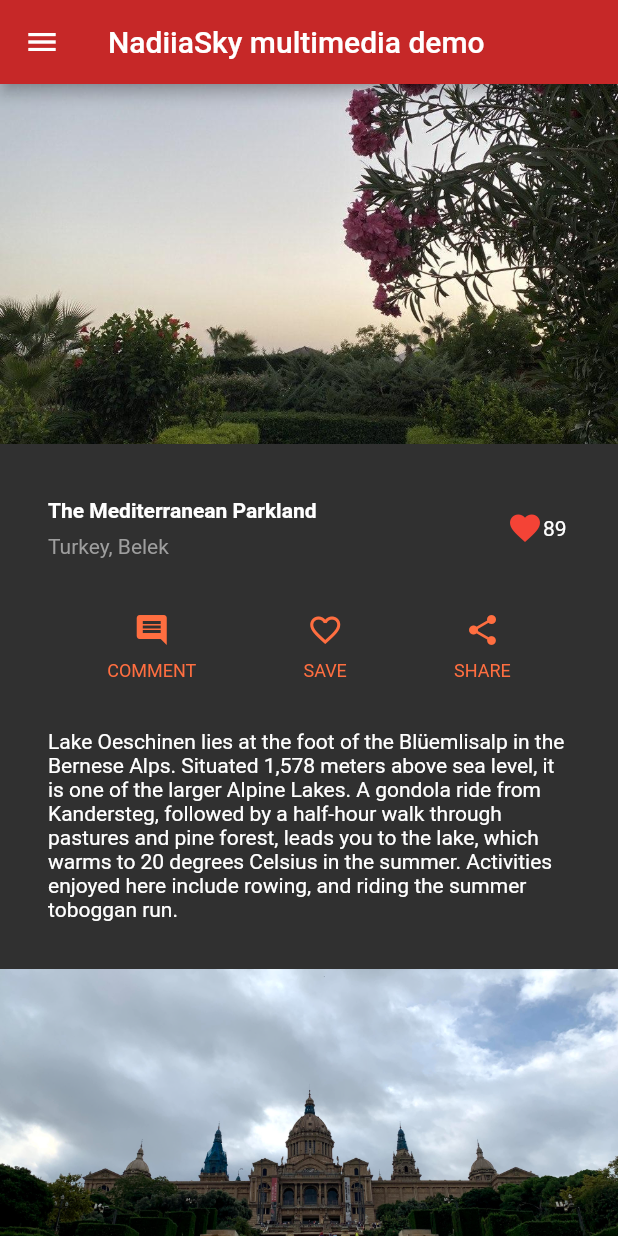
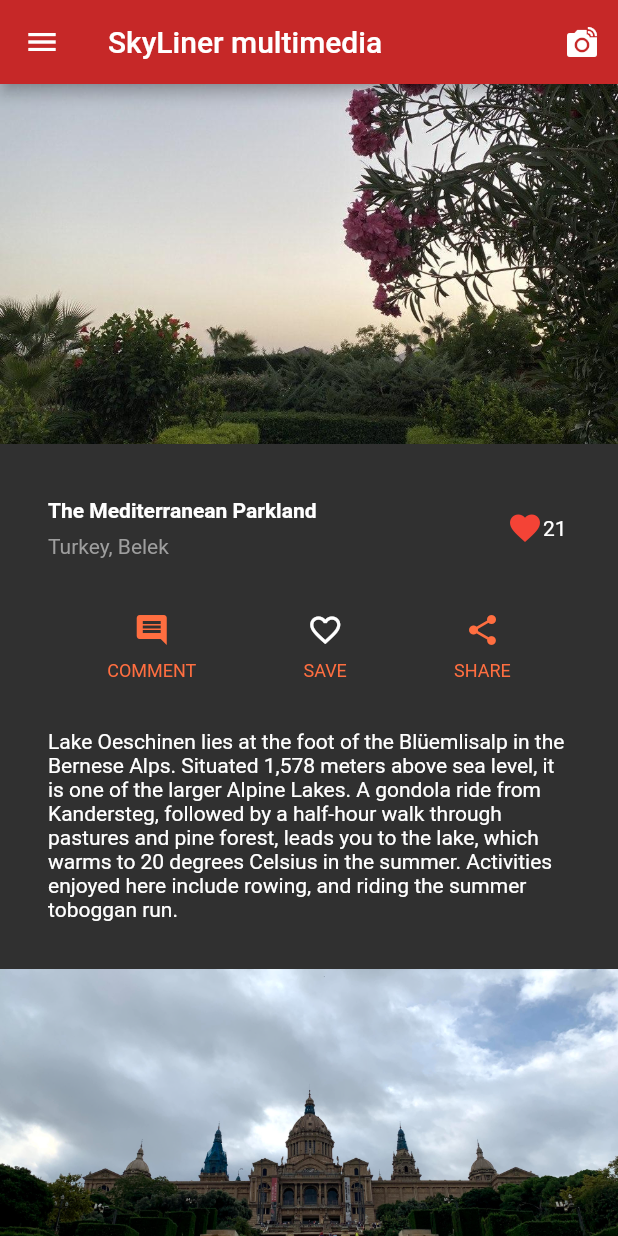
Before and after one commit to NadiiaSky/flutter_nadiia_sky_app, a Flutter app: the screen it shows after launch, on a phone screen of 412 x 824 dp. Run offline on Flutter 3.47's test engine with Material 2 defaults, Android fonts, the phone set to English and light mode, and no system bars; Roboto replaces fonts that are missing (Georgia, Hind).

Commit message:
"lab2 finished - Implementing saved button; and add the random numbers of likes on the posts"

```diff
--- a/lib/entity/favorite.dart
+++ b/lib/entity/favorite.dart
@@ -1,3 +1,5 @@
+import 'dart:math';
+
 import 'package:flutter/cupertino.dart';
 import 'package:flutter/material.dart';
 
@@ -8,7 +10,7 @@ class FavoriteWidget extends StatefulWidget {
 
 class _FavoriteWidgetState extends State<FavoriteWidget> {
   bool _isFavorited = true;
-  int _favoriteCount = 89;
+  var _favoriteCount = new Random().nextInt(100) + 1;
 
   void _toggleFavorite() {
     setState(() {
--- a/lib/entity/postslist.dart
+++ b/lib/entity/postslist.dart
@@ -1,18 +1,16 @@
 import 'package:flutter/material.dart';
 import 'package:flutter/widgets.dart';
 import 'package:nadiiasky_flutter_app/entity/profile_drawer.dart';
+import 'package:nadiiasky_flutter_app/entity/saved.dart';
 
 import '../entity/favorite.dart';
-
 
 class PostsList extends StatefulWidget {
   @override
   State<PostsList> createState() => _PostsListState();
-
 }
 
 class _PostsListState extends State<PostsList> {
-
   @override
   Widget build(BuildContext context) {
     return MaterialApp(
@@ -35,14 +33,18 @@ class _PostsListState extends State<PostsList> {
       ),
       home: Scaffold(
         appBar: AppBar(
-          title: Text('NadiiaSky multimedia demo'),
+          title: Text('SkyLiner multimedia'),
+          actions: [
+            IconButton(icon: Icon(Icons.linked_camera), onPressed: _pushSaved),
+          ],
         ),
         body: Center(
           child: Container(
             child: ListView(
               //scrollDirection: Axis.vertical,
               children: [
-                Post('image/flower.jpg',
+                Post(
+                    'image/flower.jpg',
                     'The Mediterranean Parkland',
                     'Turkey, Belek',
                     'Lake Oeschinen lies at the foot of the Blüemlisalp in the Bernese '
@@ -51,8 +53,8 @@ class _PostsListState extends State<PostsList> {
                         'half-hour walk through pastures and pine forest, leads you to the '
                         'lake, which warms to 20 degrees Celsius in the summer. Activities '
                         'enjoyed here include rowing, and riding the summer toboggan run.'),
-
-                Post('image/barcelona.jpg',
+                Post(
+                    'image/barcelona.jpg',
                     'Barcelona National Art Museum',
                     'Spain, Barcelona',
                     'Lake Oeschinen lies at the foot of the Blüemlisalp in the Bernese '
@@ -61,7 +63,8 @@ class _PostsListState extends State<PostsList> {
                         'half-hour walk through pastures and pine forest, leads you to the '
                         'lake, which warms to 20 degrees Celsius in the summer. Activities '
                         'enjoyed here include rowing, and riding the summer toboggan run.'),
-                Post('image/museum.jpg',
+                Post(
+                    'image/museum.jpg',
                     'The Blow Museum',
                     'Spain, Barcelona',
                     'Lake Oeschinen lies at the foot of the Blüemlisalp in the Bernese '
@@ -70,7 +73,8 @@ class _PostsListState extends State<PostsList> {
                         'half-hour walk through pastures and pine forest, leads you to the '
                         'lake, which warms to 20 degrees Celsius in the summer. Activities '
                         'enjoyed here include rowing, and riding the summer toboggan run.'),
-                Post('image/attraction.JPG',
+                Post(
+                    'image/attraction.JPG',
                     'The Old City Barkino',
                     'Spain, Barcelona',
                     'Lake Oeschinen lies at the foot of the Blüemlisalp in the Bernese '
@@ -79,12 +83,43 @@ class _PostsListState extends State<PostsList> {
                         'half-hour walk through pastures and pine forest, leads you to the '
                         'lake, which warms to 20 degrees Celsius in the summer. Activities '
                         'enjoyed here include rowing, and riding the summer toboggan run.'),
-
               ],
             ),
           ),
         ),
         drawer: ProfileDrawer(),
+      ),
+    );
+  }
+
+  void _pushSaved() {
+    Navigator.of(context).push(
+      MaterialPageRoute<void>(
+        // ignore: missing_return
+        builder: (BuildContext context) {
+          final tiles = savedPosts.map(
+            (String title) {
+              return ListTile(
+                title: Text(
+                  title,
+                  style: TextStyle(
+                    fontWeight: FontWeight.bold,
+                  ),
+                ),
+              );
+            },
+          );
+          final divided = ListTile.divideTiles(
+            context: context,
+            tiles: tiles,
+          ).toList();
+          return Scaffold(
+            appBar: AppBar(
+              title: Text("Saved Items"),
+            ),
+            body: ListView(children: divided),
+          );
+        },
       ),
     );
   }
@@ -99,11 +134,11 @@ class Post extends StatefulWidget {
   Post(this.image, this.title, this.subtitle, this.text);
 
   @override
-  _PostState createState() => _PostState(this.image, this.title, this.subtitle, this.text);
+  _PostState createState() =>
+      _PostState(this.image, this.title, this.subtitle, this.text);
 }
 
 class _PostState extends State<Post> {
-
   final String image;
   final String title;
   final String subtitle;
@@ -116,8 +151,7 @@ class _PostState extends State<Post> {
   @override
   Widget build(BuildContext context) {
     return Container(
-        child: Column(
-            children: [
+        child: Column(children: [
       GestureDetector(
         child: Hero(
           tag: widget,
@@ -129,26 +163,22 @@ class _PostState extends State<Post> {
           ),
         ),
         onTap: () {
-                  Navigator.push(context, MaterialPageRoute(builder: (_)
-                      {
+          Navigator.push(context, MaterialPageRoute(builder: (_) {
             return ImageSection(image);
-                      }
-                  ));
+          }));
         },
       ),
       //ImageSection(image),
       TitleSection(title, subtitle),
-              ButtonSection(),
+      ButtonSection(title),
       TextSection(text),
-            ]
-        )
-    );
+    ]));
   }
 }
 
-
 class ImageSection extends StatelessWidget {
   final String image;
+
   ImageSection(this.image);
 
   // get widget {
@@ -169,24 +199,12 @@ class ImageSection extends StatelessWidget {
                 tag: 'imageHero',
                 child: Image.asset(
                   image,
-                    // width: 600,
-                    // height: 240,
-                    // fit: BoxFit.cover,
                 ),
               ),
               onTap: () {
                 Navigator.pop(context);
               },
             ),
-
-              // child:
-              // Image.asset(
-              //   image,
-              //   //widget.image,
-              //   width: 600,
-              //   height: 240,
-              //   fit: BoxFit.cover,
-              // )
           ),
         ],
       ),
@@ -194,10 +212,10 @@ class ImageSection extends StatelessWidget {
   }
 }
 
-
-class TitleSection extends StatelessWidget{
+class TitleSection extends StatelessWidget {
   final String title;
   final String subtitle;
+
   TitleSection(this.title, this.subtitle);
 
   @override
@@ -235,13 +253,16 @@ class TitleSection extends StatelessWidget{
         ],
       ),
     );
-
   }
 }
 
+Color color = Colors.deepOrangeAccent;
 
-  Color color = Colors.deepOrangeAccent;
-  class ButtonSection extends StatelessWidget{
+class ButtonSection extends StatelessWidget {
+  final String title;
+
+  ButtonSection(this.title);
+
   @override
   Widget build(BuildContext context) {
     return Container(
@@ -249,18 +270,18 @@ class TitleSection extends StatelessWidget{
         mainAxisAlignment: MainAxisAlignment.spaceEvenly,
         children: <Widget>[
           _buildButtonColumn(color, Icons.comment, 'COMMENT'),
-          _buildButtonColumn(color, Icons.favorite_border, 'SAVE'),
+          //_buildButtonColumn(color, Icons.favorite_border, 'SAVE'),
+          SavedWidget(title),
           _buildButtonColumn(color, Icons.share, 'SHARE'),
         ],
       ),
     );
   }
-
 }
 
+class TextSection extends StatelessWidget {
+  final String text;
 
-class TextSection extends StatelessWidget{
-  final String text;
   TextSection(this.text);
 
   @override
@@ -274,7 +295,6 @@ class TextSection extends StatelessWidget{
     );
   }
 }
-
 
 Column _buildButtonColumn(Color color, IconData icon, String label) {
   return Column(
--- /dev/null
+++ b/lib/entity/saved.dart
@@ -0,0 +1,64 @@
+import 'package:flutter/cupertino.dart';
+import 'package:flutter/material.dart';
+
+
+class SavedWidget extends StatefulWidget {
+  final String title;
+  SavedWidget(this.title);
+
+  @override
+  _SavedWidgetState createState() => _SavedWidgetState(this.title);
+}
+
+final savedPosts = Set<String>();
+Color color = Colors.deepOrangeAccent;
+
+class _SavedWidgetState extends State<SavedWidget> {
+  final String title;
+
+  _SavedWidgetState(this.title);
+
+  Widget buildPost() {
+    final _isSaved = savedPosts.contains(this.title);
+    return GestureDetector(
+      onTap: () {
+        setState(() {
+          if (_isSaved) {
+            savedPosts.remove(this.title);
+          } else {
+            savedPosts.add(this.title);
+          }
+        });
+      },
+      child: Icon(
+        _isSaved ? Icons.favorite : Icons.favorite_border,
+          color: _isSaved ? color : null,
+      ),
+    );
+  }
+
+  @override
+  Widget build(BuildContext context) {
+    return Container(
+      child: Column(
+      mainAxisSize: MainAxisSize.min,
+      mainAxisAlignment: MainAxisAlignment.center,
+      children: [
+        // Icon(Icons.favorite_border, color: color),
+        buildPost(),
+        Container(
+          margin: const EdgeInsets.only(top: 8),
+          child: Text(
+            'SAVE',
+            style: TextStyle(
+              fontSize: 12,
+              fontWeight: FontWeight.w400,
+              color: color,
+            ),
+          ),
+        ),
+      ],
+    ),
+    );
+  }
+}
--- a/lib/main.dart
+++ b/lib/main.dart
@@ -1,11 +1,7 @@
 // Nadiia Skyba, TI-72. All rights reserved.
-
 
 import 'package:nadiiasky_flutter_app/entity/postslist.dart';
 import 'package:flutter/material.dart';
-
-
-
 
 void main() => runApp(MyApp());
 
@@ -13,8 +9,24 @@ class MyApp extends StatelessWidget {
   @override
   Widget build(BuildContext context) {
     return MaterialApp(
+      theme: ThemeData(
+        // Define the default brightness and colors.
+        brightness: Brightness.dark,
+        primaryColor: Colors.red[800],
+        accentColor: Colors.cyan[600],
+
+        // Define the default font family.
+        fontFamily: 'Georgia',
+
+        // Define the default TextTheme. Use this to specify the default
+        // text styling for headlines, titles, bodies of text, and more.
+        textTheme: TextTheme(
+          headline1: TextStyle(fontSize: 72.0, fontWeight: FontWeight.bold),
+          headline6: TextStyle(fontSize: 36.0, fontStyle: FontStyle.italic),
+          bodyText2: TextStyle(fontSize: 14.0, fontFamily: 'Hind'),
+        ),
+      ),
       home: PostsList(),
-
     );
   }
 }
```
Also changed, not shown: lib/entity/profile_drawer.dart (+3 -24 lines). Lines whose indentation alone changed are shown as unchanged.
